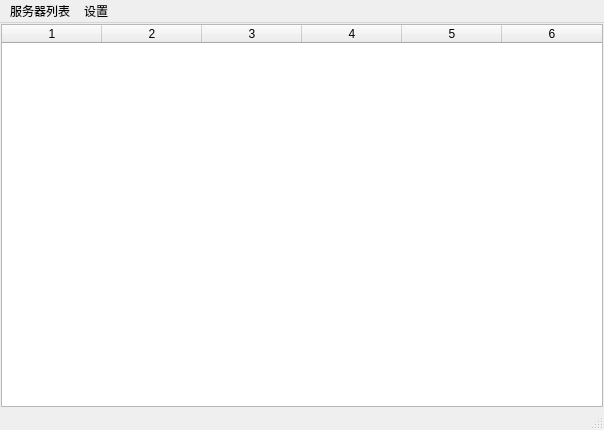
Before: the Qt Designer form src/dialog/mainwindowserverlist.ui in Mogara/QSanguosha-v2, drawn with Qt 5.
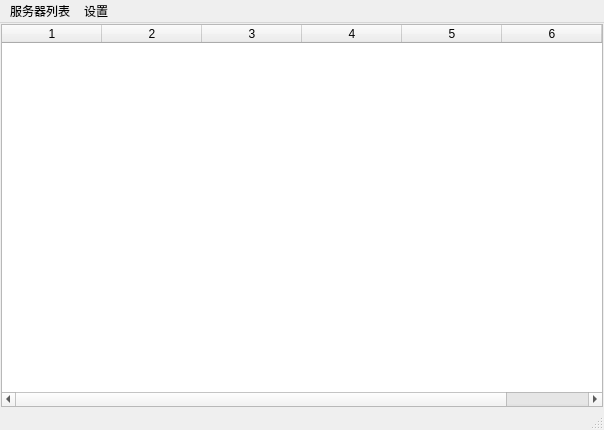
After: the same form once the commit is applied.

Diff of the .ui file:
```diff
--- a/src/dialog/mainwindowserverlist.ui
+++ b/src/dialog/mainwindowserverlist.ui
@@ -51,7 +51,7 @@
        <number>0</number>
       </property>
       <property name="columnCount">
-       <number>6</number>
+       <number>7</number>
       </property>
       <column/>
       <column/>
@@ -59,6 +59,7 @@
       <column/>
       <column/>
       <column/>
+      <column/>
      </widget>
     </item>
    </layout>
```
